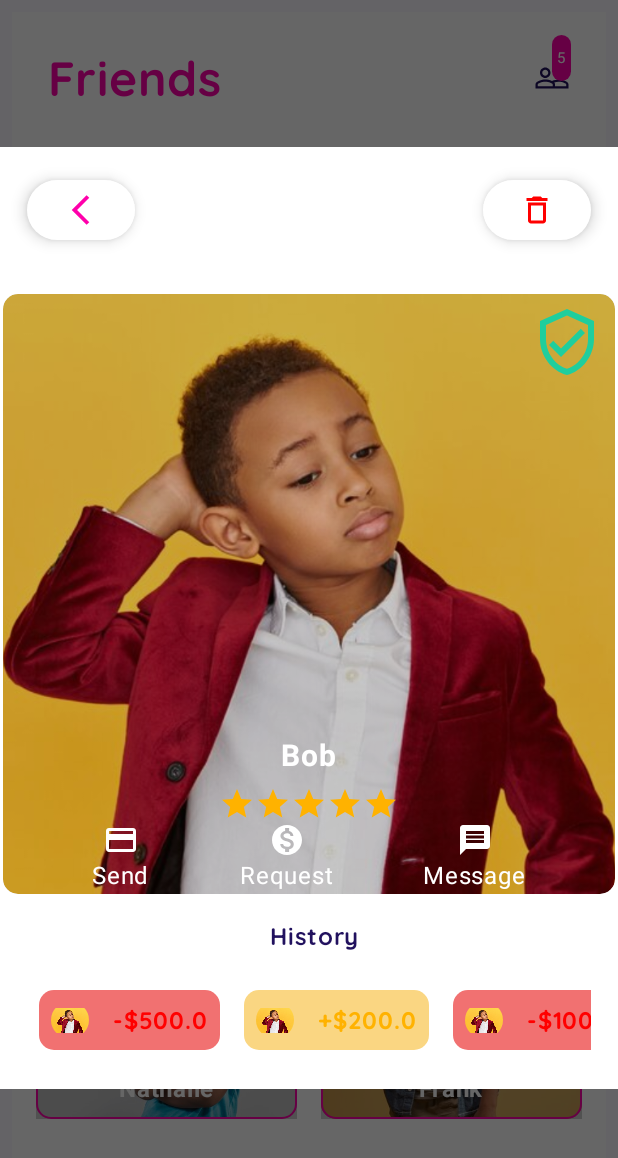
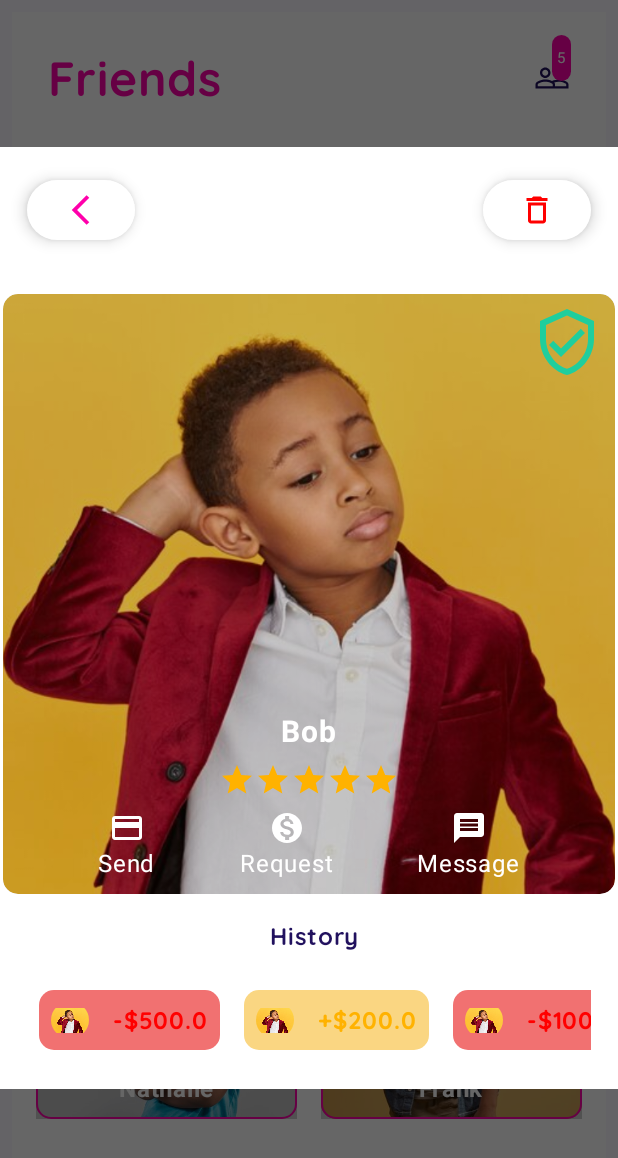
Before and after one commit to konvenant/OPayChild-App, an Android app built with Jetpack Compose: the composable FriendsScreen shown on its own in the app's theme, after a tap on "Bob", on a phone screen of 412 x 824 dp. Shown: the top 1158 px of the screen. Run offline under Robolectric (Android 15) with nearby library versions, the light colour scheme and no system bars; libraries missing offline, so code that uses them is left out: coil.decode; 1 statement that could not run was skipped.

Commit message:
First Commit

```diff
--- a/app/src/main/java/com/example/opaychild/presentations/ui/screens/home/bottomNavigation/FriendsScreen.kt
+++ b/app/src/main/java/com/example/opaychild/presentations/ui/screens/home/bottomNavigation/FriendsScreen.kt
@@ -331,9 +331,6 @@
            Box(
                modifier = Modifier
                    .clip(RoundedCornerShape(10.dp))
-                   .clickable {
-
-                   }
                    .height(400.dp)
            ) {
                Image(
@@ -390,7 +387,9 @@
                    }
 
                        Row (
-                           modifier = Modifier.fillMaxWidth(),
+                           modifier = Modifier
+                               .fillMaxWidth()
+                               .padding(8.dp),
                            verticalAlignment = Alignment.CenterVertically,
                            horizontalArrangement = Arrangement.SpaceEvenly
                        ) {
--- a/app/src/main/java/com/example/opaychild/presentations/ui/screens/home/bottomNavigation/RewardsScreen.kt
+++ b/app/src/main/java/com/example/opaychild/presentations/ui/screens/home/bottomNavigation/RewardsScreen.kt
@@ -189,7 +189,7 @@
                ) {
                    Text(
                        text = bonus,
-                       modifier = Modifier.padding(16.dp),
+                       modifier = Modifier.padding(12.dp),
                        fontSize = 13.sp,
                        fontFamily = font3,
                        color = White,
```
Also changed, not shown: app/src/main/java/com/example/opaychild/presentations/ui/screens/actions/extra/StoryScreen.kt (+20 -7 lines), app/src/main/res/drawable/beach_story2.jpg (added).
